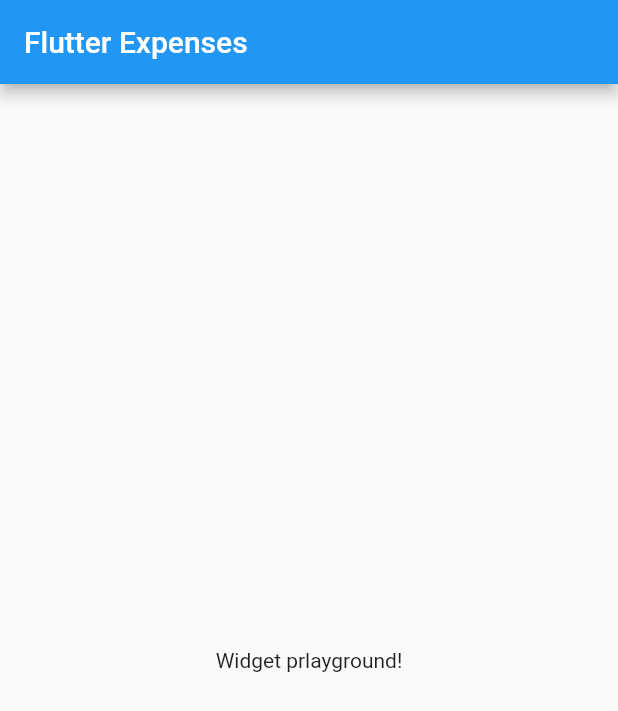
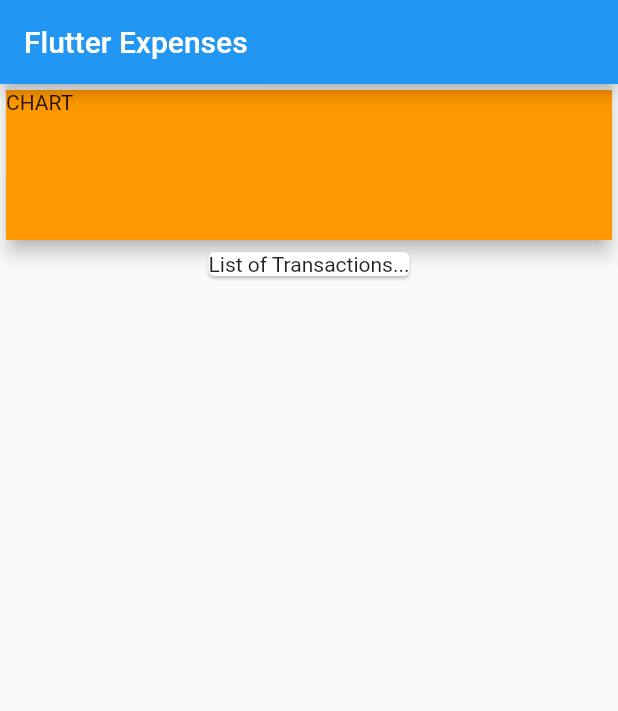
Before and after one commit to tbrams/flutter_expenses, a Flutter app: the screen it shows after launch, on a phone screen of 412 x 824 dp. Shown: the top 711 px of the screen. Run offline on Flutter 3.47's test engine with Material 2 defaults, Android fonts, the phone set to English and light mode, and no system bars.

Commit message:
Very basic layout

```diff
--- a/lib/main.dart
+++ b/lib/main.dart
@@ -20,8 +20,20 @@ class MyHomePage extends StatelessWidget {
       appBar: AppBar(
         title: Text('Flutter Expenses'),
       ),
-      body: Center(
-        child: Text('Widget prlayground!'),
+      body: Column(
+        children: <Widget>[
+          Card(
+            child: Container(width:double.infinity,
+            color:Colors.orange,
+            height: 100,
+              child: Text('CHART'),
+            ),
+            elevation: 5,
+          ),
+          Card(
+            child: Text('List of Transactions...'),
+          )
+        ],
       ),
     );
   }
```
